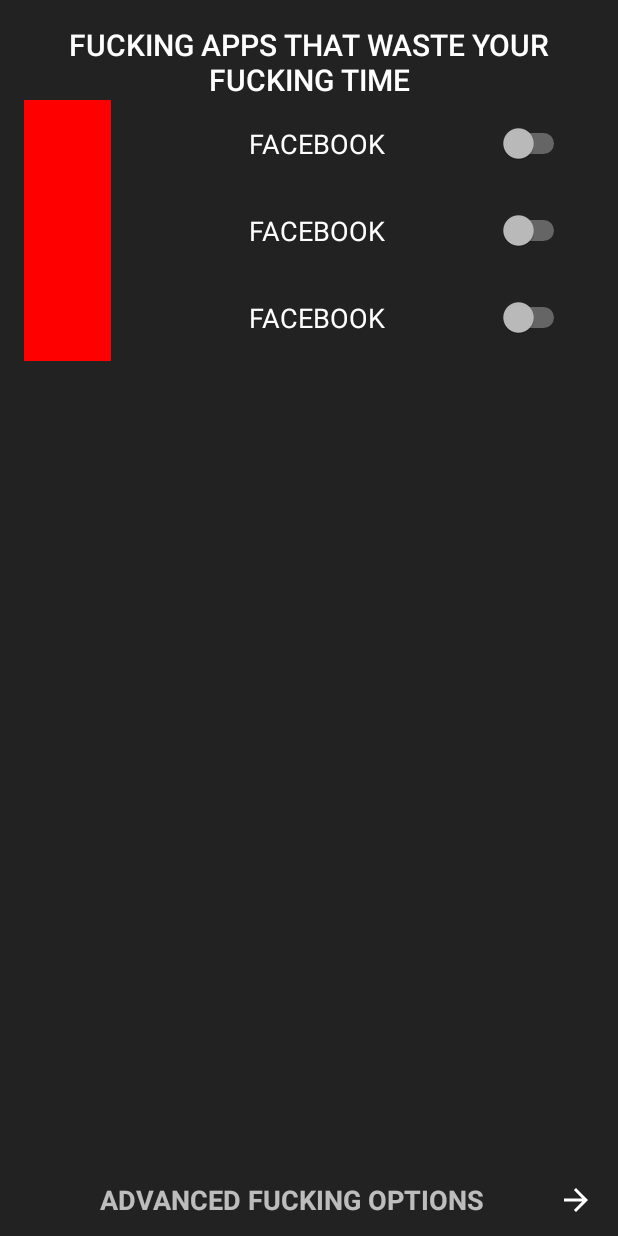
After one commit to aashrai/GET-TO-WORK, an Android app: the layout activity_settings.xml on its own in the app's theme, with its tools: preview values and no code run, on a phone screen of 412 x 824 dp. The commit adds this screen. Run offline under Robolectric (Android 15) with nearby library versions, the phone set to English and light mode, and no system bars.

Commit message:
Implement Settings Activity

```diff
--- a/app/build.gradle
+++ b/app/build.gradle
@@ -35,4 +35,6 @@ dependencies {
   compile "com.google.dagger:dagger:$daggerVersion"
   apt "com.google.dagger:dagger-compiler:$daggerVersion"
   compile "com.jakewharton:butterknife:$butterknifeVersion"
+  compile 'io.reactivex:rxjava:1.1.3'
+  compile 'io.reactivex:rxandroid:1.1.0'
 }
--- /dev/null
+++ b/app/src/main/res/drawable/ic_arrow_forward.xml
@@ -0,0 +1,4 @@
+<?xml version="1.0" encoding="utf-8"?>
+<selector xmlns:android="http://schemas.android.com/apk/res/android">
+  <item android:drawable="@drawable/ic_arrow_forward_white_24dp"/>
+</selector>
--- /dev/null
+++ b/app/src/main/res/drawable/ic_arrow_forward_white_24dp.xml
@@ -0,0 +1,4 @@
+<?xml version="1.0" encoding="UTF-8" standalone="no"?>
+<vector xmlns:android="http://schemas.android.com/apk/res/android" android:height="24dp" android:viewportHeight="24.0" android:viewportWidth="24.0" android:width="24dp">
+    <path android:fillColor="#FFFFFF" android:pathData="M12,4l-1.41,1.41L16.17,11H4v2h12.17l-5.58,5.59L12,20l8,-8z"/>
+</vector>
--- /dev/null
+++ b/app/src/main/res/layout/activity_settings.xml
@@ -0,0 +1,45 @@
+<?xml version="1.0" encoding="utf-8"?>
+<RelativeLayout xmlns:android="http://schemas.android.com/apk/res/android"
+    xmlns:tools="http://schemas.android.com/tools"
+    android:orientation="vertical"
+    android:paddingLeft="@dimen/activity_horizontal_margin"
+    android:paddingRight="@dimen/activity_horizontal_margin"
+    android:paddingTop="@dimen/activity_vertical_margin"
+    android:layout_width="match_parent"
+    android:layout_height="match_parent"
+    android:background="?attr/colorPrimaryDark">
+
+  <TextView android:layout_width="wrap_content"
+      android:layout_height="wrap_content"
+      android:gravity="center"
+      android:id="@+id/tv_title"
+      android:text="FUCKING APPS THAT WASTE YOUR FUCKING TIME"
+      android:textAppearance="@style/TextAppearance.AppCompat.Widget.ActionBar.Title"/>
+
+  <android.support.v7.widget.RecyclerView
+      android:layout_width="match_parent"
+      android:layout_height="match_parent"
+      android:layout_below="@+id/tv_title"
+      tools:listitem="@layout/item_package"
+      android:id="@+id/rv_packages"
+  />
+
+  <TextView android:layout_width="match_parent"
+  android:layout_height="48dp"
+  android:textStyle="bold"
+  android:gravity="center"
+  android:background="?attr/colorPrimaryDark"
+  android:layout_alignParentBottom="true"
+  android:textAppearance="@style/TextAppearance.AppCompat.Medium"
+  android:text="ADVANCED FUCKING OPTIONS"
+  android:drawableEnd="@drawable/ic_arrow_forward"
+  android:id="@+id/tv_advSettings"/>
+
+  <ProgressBar android:layout_width="64dp"
+      android:layout_height="64dp"
+      android:layout_centerInParent="true"
+      android:visibility="gone"
+      android:indeterminate="true"
+      android:id="@+id/progress"/>
+
+</RelativeLayout>
--- /dev/null
+++ b/app/src/main/res/layout/item_package.xml
@@ -0,0 +1,23 @@
+<?xml version="1.0" encoding="utf-8"?>
+<LinearLayout xmlns:android="http://schemas.android.com/apk/res/android"
+    xmlns:tools="http://schemas.android.com/tools"
+    android:orientation="horizontal"
+    android:layout_width="match_parent"
+    android:layout_height="wrap_content">
+
+  <ImageView
+      android:layout_width="@dimen/thumbnail_size"
+      android:layout_height="@dimen/thumbnail_size"
+      tools:background="#ff0000"
+      android:id="@+id/iv_thumbnail"/>
+
+  <Switch android:layout_width="match_parent"
+      android:layout_height="wrap_content"
+      tools:text="FACEBOOK"
+      android:gravity="center"
+      android:id="@+id/sw_activate"
+      android:layout_gravity="center_vertical"
+      android:layout_marginStart="@dimen/activity_horizontal_margin"
+      android:layout_marginEnd="@dimen/activity_horizontal_margin"
+      android:textAppearance="@style/TextAppearance.AppCompat.Medium"/>
+</LinearLayout>
--- a/app/src/main/res/values/dimens.xml
+++ b/app/src/main/res/values/dimens.xml
@@ -2,4 +2,5 @@
     <!-- Default screen margins, per the Android Design guidelines. -->
     <dimen name="activity_horizontal_margin">16dp</dimen>
     <dimen name="activity_vertical_margin">16dp</dimen>
+    <dimen name="thumbnail_size">58dp</dimen>
 </resources>
```
Also changed, not shown: app/src/main/AndroidManifest.xml (+7 -5 lines), app/src/main/java/aashrai/android/gettowork/BaseActivity.java (added, +18 -0 lines), app/src/main/java/aashrai/android/gettowork/Constants.java (added, +10 -0 lines), app/src/main/java/aashrai/android/gettowork/GoToWorkApplication.java (added, +21 -0 lines), app/src/main/java/aashrai/android/gettowork/MainActivity.java (+14 -7 lines), app/src/main/java/aashrai/android/gettowork/SettingsActivity.java (added, +45 -0 lines), app/src/main/java/aashrai/android/gettowork/adapter/PackageListAdapter.java (added, +66 -0 lines), app/src/main/java/aashrai/android/gettowork/di/SettingsScope.java (added, +8 -0 lines), app/src/main/java/aashrai/android/gettowork/di/component/ApplicationComponent.java (added, +10 -0 lines), app/src/main/java/aashrai/android/gettowork/di/component/SettingsComponent.java (added, +10 -0 lines), app/src/main/java/aashrai/android/gettowork/di/module/ApplicationModule.java (added, +27 -0 lines), app/src/main/java/aashrai/android/gettowork/di/module/SettingsModule.java (added, +16 -0 lines), app/src/main/java/aashrai/android/gettowork/presenter/SettingsActivityPresenter.java (added, +61 -0 lines), app/src/main/java/aashrai/android/gettowork/view/SettingsView.java (added, +12 -0 lines).
